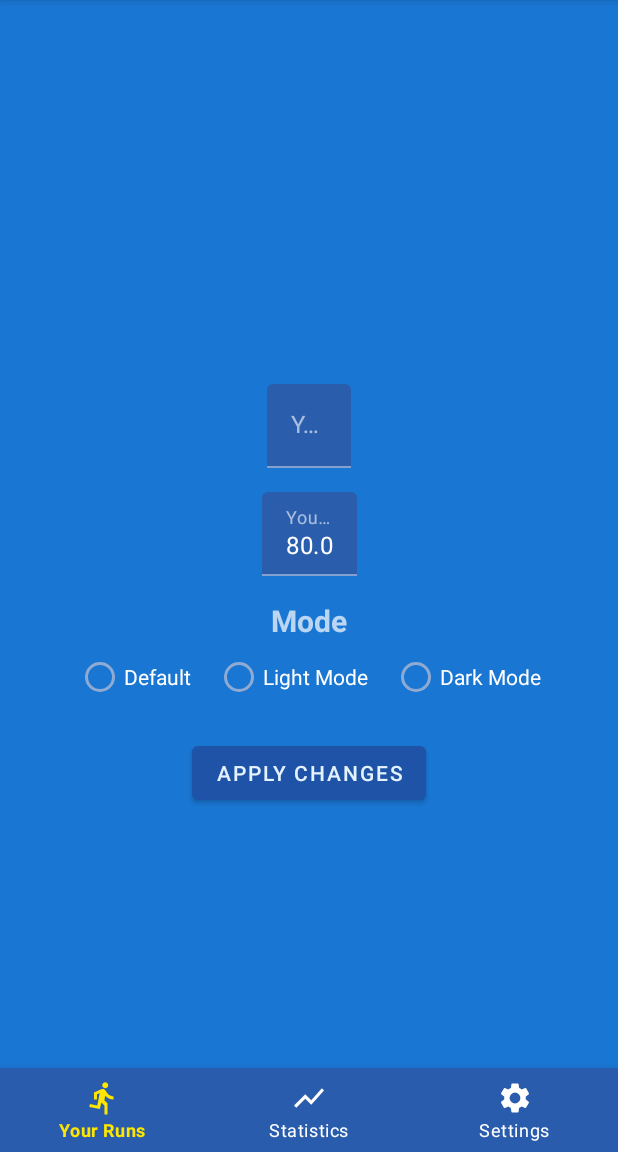
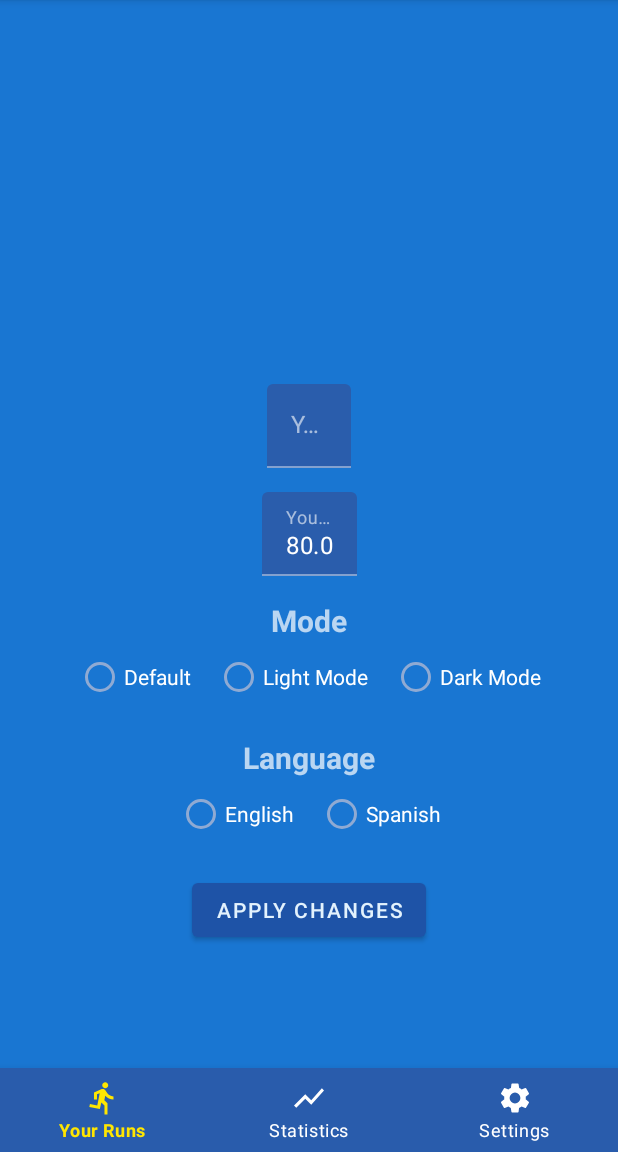
Before and after one commit to TyGBenjamin/Running_App, an Android app: the SettingsFragment screen opened through its navigation route, on a phone screen of 412 x 824 dp, the part 84-1236 px from its top. Run offline under Robolectric (Android 15) with nearby library versions, the phone set to English and light mode, and no system bars; our stand-ins replace Dagger/Hilt's generated code, navigation-ui; 2 statements that could not run were skipped.

Commit message:
language option added

```diff
--- a/app/src/main/java/com/androiddevs/runningappyt/other/Constants.kt
+++ b/app/src/main/java/com/androiddevs/runningappyt/other/Constants.kt
@@ -40,7 +40,10 @@ object Constants {
     const val NOTIFICATION_ID = 1
 
     const val DYPOS = 10
-    val DYNEG = -10
+    const val DYNEG = -10
+
+    const val RADIO_ENGLISH = "RADIO_ENGLISH"
+    const val RADIO_SPANISH = "RADIO_SPANISH"
 
     /**
      * Time related constants.
--- /dev/null
+++ b/app/src/main/java/com/androiddevs/runningappyt/other/LanguageManager.kt
@@ -0,0 +1,24 @@
+package com.androiddevs.runningappyt.other
+
+import android.content.Context
+import java.util.*
+
+/**
+ * Class which handles language change.
+ * @function updateResource receives language code and updates configuration.
+ * */
+
+@SuppressWarnings("deprecation")
+class LanguageManager(private val ct: Context) {
+    /**
+     *@function updateResource receives language code and updates configuration
+     * */
+    fun updateResource(code: String?) {
+        val locale = Locale(code)
+        Locale.setDefault(locale)
+        val resources = ct.resources
+        val configuration = resources.configuration
+        configuration.setLocale(locale)
+        resources.updateConfiguration(configuration, resources.displayMetrics)
+    }
+}
--- a/app/src/main/java/com/androiddevs/runningappyt/ui/MainActivity.kt
+++ b/app/src/main/java/com/androiddevs/runningappyt/ui/MainActivity.kt
@@ -14,7 +14,10 @@ import com.androiddevs.runningappyt.R
 import com.androiddevs.runningappyt.databinding.ActivityMainBinding
 import com.androiddevs.runningappyt.other.Constants.ACTION_SHOW_TRACKING_FRAGMENT
 import com.androiddevs.runningappyt.other.Constants.RADIO_DARK_MODE
+import com.androiddevs.runningappyt.other.Constants.RADIO_ENGLISH
 import com.androiddevs.runningappyt.other.Constants.RADIO_LIGHT_MODE
+import com.androiddevs.runningappyt.other.Constants.RADIO_SPANISH
+import com.androiddevs.runningappyt.other.LanguageManager
 import dagger.hilt.android.AndroidEntryPoint
 import javax.inject.Inject
 import kotlinx.android.synthetic.main.activity_main.navHostFragment
@@ -35,6 +38,15 @@ class MainActivity : AppCompatActivity() {
         super.onCreate(savedInstanceState)
         val lightMode = sharedPreferences.getBoolean(RADIO_LIGHT_MODE, false)
         val darkMode = sharedPreferences.getBoolean(RADIO_DARK_MODE, false)
+        val english = sharedPreferences.getBoolean(RADIO_ENGLISH, false)
+        val spanish = sharedPreferences.getBoolean(RADIO_SPANISH, false)
+        var languageManager = LanguageManager(this)
+
+        if (english) {
+            languageManager.updateResource("en")
+        } else if (spanish) {
+            languageManager.updateResource("es")
+        }
 
         if (darkMode) {
             setTheme(R.style.DarkTheme)
--- a/app/src/main/java/com/androiddevs/runningappyt/ui/fragments/SettingsFragment.kt
+++ b/app/src/main/java/com/androiddevs/runningappyt/ui/fragments/SettingsFragment.kt
@@ -14,7 +14,9 @@ import com.androiddevs.runningappyt.other.Constants.KEY_NAME
 import com.androiddevs.runningappyt.other.Constants.KEY_WEIGHT
 import com.androiddevs.runningappyt.other.Constants.RADIO_DARK_MODE
 import com.androiddevs.runningappyt.other.Constants.RADIO_DEFAULT_MODE
+import com.androiddevs.runningappyt.other.Constants.RADIO_ENGLISH
 import com.androiddevs.runningappyt.other.Constants.RADIO_LIGHT_MODE
+import com.androiddevs.runningappyt.other.Constants.RADIO_SPANISH
 import com.google.android.material.snackbar.Snackbar
 import dagger.hilt.android.AndroidEntryPoint
 import javax.inject.Inject
@@ -71,6 +73,10 @@ class SettingsFragment : Fragment() {
         radioDarkMode.isChecked = darkMode
         etName.setText(name)
         etWeight.setText(weight.toString())
+        val english = sharedPreferences.getBoolean(RADIO_ENGLISH, false)
+        val spanish = sharedPreferences.getBoolean(RADIO_SPANISH, false)
+        languageEnglish.isChecked = english
+        languageSpanish.isChecked = spanish
     }
 
     private fun applyChangesToSharedPref(): Boolean = with(binding) {
@@ -79,6 +85,8 @@ class SettingsFragment : Fragment() {
         val radioDefaultMode = radioDefaultMode.isChecked
         val radioLightMode = radioLightMode.isChecked
         val radioDarkMode = radioDarkMode.isChecked
+        val english = languageEnglish.isChecked
+        val spanish = languageSpanish.isChecked
 
         if (nameText.isEmpty() || weightText.isEmpty()) {
             return false
@@ -90,6 +98,8 @@ class SettingsFragment : Fragment() {
             .putBoolean(RADIO_DEFAULT_MODE, radioDefaultMode)
             .putBoolean(RADIO_LIGHT_MODE, radioLightMode)
             .putBoolean(RADIO_DARK_MODE, radioDarkMode)
+            .putBoolean(RADIO_ENGLISH, english)
+            .putBoolean(RADIO_SPANISH, spanish)
             .apply()
         val toolbarText = "Let's go $nameText"
         requireActivity().tvToolbarTitle.text = toolbarText
--- a/app/src/main/res/layout/fragment_settings.xml
+++ b/app/src/main/res/layout/fragment_settings.xml
@@ -87,6 +87,48 @@
             />
     </RadioGroup>
 
+
+
+    <TextView
+        android:id="@+id/language"
+        android:text="@string/Language"
+        android:textSize="20sp"
+        android:textStyle="bold"
+        android:layout_width="wrap_content"
+        android:layout_height="wrap_content"
+        android:layout_marginTop="16dp"
+        app:layout_constraintEnd_toEndOf="parent"
+        app:layout_constraintStart_toStartOf="parent"
+        app:layout_constraintTop_toBottomOf="@+id/btnMode"/>
+
+    <RadioGroup
+        android:id="@+id/languageChoice"
+        android:layout_width="match_parent"
+        android:layout_height="wrap_content"
+        app:layout_constraintEnd_toEndOf="parent"
+        app:layout_constraintStart_toStartOf="parent"
+        app:layout_constraintTop_toBottomOf="@id/language"
+        android:orientation="horizontal"
+        android:gravity="center"
+        android:textAlignment="center">
+
+        <RadioButton android:id="@+id/languageEnglish"
+            android:layout_width="wrap_content"
+            android:layout_height="wrap_content"
+            android:checked="true"
+            android:text="@string/English"
+            />
+        <RadioButton android:id="@+id/languageSpanish"
+            android:layout_width="wrap_content"
+            android:layout_height="wrap_content"
+            android:layout_marginStart="16dp"
+            android:text="@string/Spanish"
+            />
+
+    </RadioGroup>
+
+
+
     <Button
         android:id="@+id/btnApplyChanges"
         android:layout_width="wrap_content"
@@ -95,7 +137,7 @@
         android:text="@string/apply_changes"
         app:layout_constraintEnd_toEndOf="parent"
         app:layout_constraintStart_toStartOf="parent"
-        app:layout_constraintTop_toBottomOf="@+id/btnMode" />
+        app:layout_constraintTop_toBottomOf="@+id/languageChoice" />
 
     <androidx.constraintlayout.widget.Guideline
         android:id="@+id/guideline3"
--- a/app/src/main/res/values/strings.xml
+++ b/app/src/main/res/values/strings.xml
@@ -7,6 +7,9 @@
         <item>Average Speed</item>
         <item>Calories Burned</item>
     </string-array>
+    <string name="Language">Language</string>
+    <string name="English">English</string>
+    <string name="Spanish">Spanish</string>
     <string name="Mode">Mode</string>
     <string name="light_mode">Light Mode</string>
     <string name="dark_mode">Dark Mode</string>
@@ -14,7 +17,7 @@
     <string name="apply_changes">Apply Changes</string>
     <string name="your_weight">Your Weight</string>
     <string name="your_name">Your Name</string>
-    <string name="google_maps_key" templateMergeStrategy="preserve" translatable="false">KEy</string>
+    <string name="google_maps_key" templateMergeStrategy="preserve" translatable="false">API KEY HERE</string>
     <string name="fineLocDialogTest">This app requires access to PRECISE location in order to work.
         \nPress \'Allow\' to give access.</string>
     <string name="bgLocDialogText">This app also requires location access at all times in order to track your run.
```
Also changed, not shown: 1 other file.
